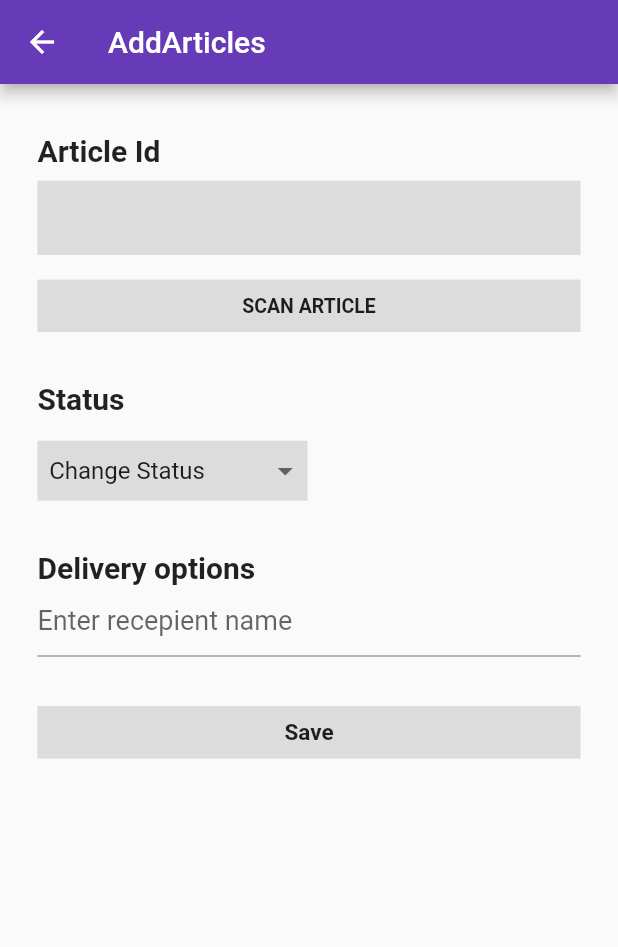
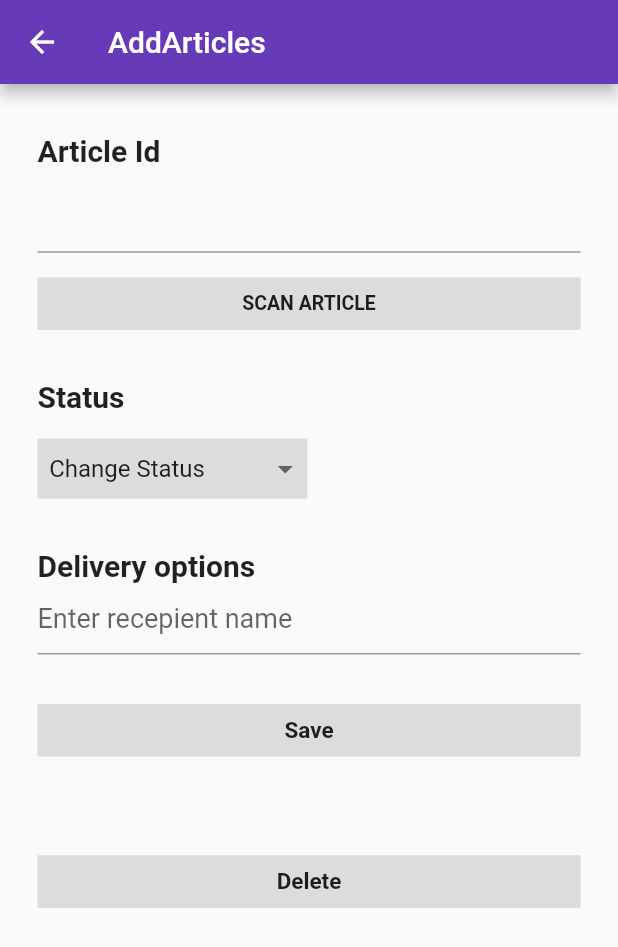
Before and after one commit to Adiikust/IPS_Delivery, a Flutter app: the AddArticleScreen screen opened directly, on a phone screen of 412 x 824 dp. Shown: the top 947 px of the screen. Run offline on Flutter 3.47's test engine with Material 2 defaults, Android fonts, the phone set to English and light mode, and no system bars; our stand-ins replace hive, hive_flutter; missing offline and left inert: flutter_barcode_scanner, telephony; accounts and stored records are empty.

Commit message:
third commit

```diff
--- a/lib/Controller/Extend/extend_Screen.dart
+++ b/lib/Controller/Extend/extend_Screen.dart
@@ -10,7 +10,6 @@ export  'package:ipsdelivery/Views/Send_Out_for_Delivery/sendoutdelivery_Screen.
 export 'package:ipsdelivery/Views/Add_Articale/addarticls_screen.dart';
 export 'package:ipsdelivery/Views/Delivered/delivered_Screen.dart';
 export  'package:ipsdelivery/Views/Retained_to_Store/retainedstore_Screen.dart';
-export  'package:url_launcher/url_launcher.dart';
 //Model
 
 
--- /dev/null
+++ b/lib/Model/Provider_model.dart
@@ -0,0 +1,13 @@
+import 'package:ipsdelivery/Controller/Extend/extend_Screen.dart';
+
+class ListProvider with ChangeNotifier{
+  List<String> list=[];
+  void addItem (String item){
+    list.add(item);
+    notifyListeners();
+  }
+  void deleteItem (int index){
+    list.removeAt(index);
+    notifyListeners();
+  }
+}
--- /dev/null
+++ b/lib/Model/add_article.dart
@@ -0,0 +1,6 @@
+
+class DynamicList{
+    List<String> _list = [];
+  DynamicList(this._list);
+  List  get list => _list;
+}
--- a/lib/Views/Add_Articale/addarticls_screen.dart
+++ b/lib/Views/Add_Articale/addarticls_screen.dart
@@ -1,23 +1,37 @@
+import 'package:hive/hive.dart';
+import 'package:hive_flutter/adapters.dart';
 import 'package:ipsdelivery/Controller/Extend/extend_Screen.dart';
 import 'package:flutter_barcode_scanner/flutter_barcode_scanner.dart';
+import 'package:http/http.dart';
 
 class AddArticleScreen extends StatefulWidget {
   const AddArticleScreen({Key? key}) : super(key: key);
+
+
 
   @override
   State<AddArticleScreen> createState() => _AddArticleScreenState();
 }
 
 class _AddArticleScreenState extends State<AddArticleScreen> {
-
+late Box<String> khan;
+  //final _formKey = GlobalKey<FormState>();
+ final TextEditingController _articleData =TextEditingController();
+ final TextEditingController _deliveryOption =TextEditingController();
   String SelectedCurrentValue ="Change Status";
-
   String _data = '';
 
  _startBarcodeScanStream() async {
    return await FlutterBarcodeScanner.scanBarcode(
         '#ff6666', 'Cancel', true, ScanMode.BARCODE).then((value) => setState(()=>_data = value));
   }
+
+  @override
+  void initState(){
+   super.initState();
+   khan = Hive.box<String>("adnan");
+  }
+
   @override
   Widget build(BuildContext context) {
     final data =MediaQuery.of(context);
@@ -33,14 +47,21 @@ class _AddArticleScreenState extends State<AddArticleScreen> {
                 SizedBox(height: data.size.height * 0.01,),
                 const Text('Article Id',style: TextStyle(fontSize: 20,fontWeight: FontWeight.bold),),
                 SizedBox(height: data.size.height * 0.01,),
-               Container(
+                 TextField(
+                   controller: _articleData,
+                  decoration: InputDecoration(
+                    hintText: _data,
+                    hintStyle: const TextStyle(fontSize: 18),
+                  ),
+                ),
+                /* Container(
                    color: Colors.black12,
                    height: data.size.height * 0.060,
                      width: double.infinity,
                      child: Padding(
                        padding: const EdgeInsets.only(left: 7,top: 13),
                        child: Text(_data,style: const TextStyle(fontSize: 15,fontWeight: FontWeight.bold),),
-                   )),
+                     )),*/
                 SizedBox(height: data.size.height * 0.02,),
                 InkWell(
                   onTap: (){
@@ -87,15 +108,24 @@ class _AddArticleScreenState extends State<AddArticleScreen> {
               ),
               SizedBox(height: data.size.height * 0.04,),
               const Text('Delivery options',style: TextStyle(fontSize: 20,fontWeight: FontWeight.bold),),
-              const TextField(
-                decoration: InputDecoration(
+                TextField(
+                 controller: _deliveryOption,
+                decoration: const InputDecoration(
                   hintText: 'Enter recepient name',
                   hintStyle: TextStyle(fontSize: 18),
-
                 ),
               ),
               SizedBox(height: data.size.height * 0.04,),
-              Container(
+              InkWell(
+                onTap: (){
+                  final key = _articleData.text;
+                  final value = _deliveryOption.text;
+                  khan.put(key, value);
+                  _deliveryOption.clear();
+                  _articleData.clear();
+
+                },
+                child: Container(
                   width: double.infinity,
                   height: 35,
                   alignment: Alignment.center,
@@ -106,10 +136,59 @@ class _AddArticleScreenState extends State<AddArticleScreen> {
                         fontWeight: FontWeight.bold,
                       )),
                 ),
+              ),
+                SizedBox(height: data.size.height * 0.04,),
+                ValueListenableBuilder(valueListenable: khan.listenable(),
+                    builder: (context,Box<String>adnan,_)
+                {
+                  return ListView.builder(
+                    shrinkWrap: true,
+                      itemBuilder: (context,index){
+                        final key = adnan.keys.toList()[index];
+                        final value = adnan.get(key);
+                        return InkWell(
+                          onTap: (){
+
+                          },
+                          child: Card(
+                            child: ListTile(
+                              title: Text("$key",style: const TextStyle(fontSize: 18,fontWeight: FontWeight.bold),),
+                              subtitle: Text("$value",style: const TextStyle(fontSize: 14,fontWeight: FontWeight.bold),),
+                              trailing: Text(_data,style: const TextStyle(fontSize: 14,fontWeight: FontWeight.bold),),
+                            ),
+                          ),
+                        );
+                      },
+                       itemCount: khan.keys.toList().length,
+                  );
+
+                }
+                ),
+                SizedBox(height: data.size.height * 0.04,),
+                InkWell(
+                  onTap: (){
+                    final key = _articleData.text;
+                    khan.delete(key);
+                    _articleData.clear();
+                  },
+                  child: Container(
+                    width: double.infinity,
+                    height: 35,
+                    alignment: Alignment.center,
+                    color: Colors.black12,
+
+                    child:  const Text("Delete",
+                        style: TextStyle(fontSize: 15,
+                          fontWeight: FontWeight.bold,
+                        )),
+                  ),
+                ),
+
+
             ],
           ),
       ),
-      ),
+    )
     );
   }
 }
```
Also changed, not shown: lib/Views/Delivered/delivered_Screen.dart (+29 -2 lines), lib/Views/Home/home_Screen.dart (+5 -2 lines), lib/Views/NOn_Delivered/non_delivered_screen.dart (+52 -33 lines), lib/main.dart (+13 -2 lines), pubspec.yaml (+8 -4 lines), pubspec.lock, 1 other file. Lines whose indentation alone changed are shown as unchanged.
